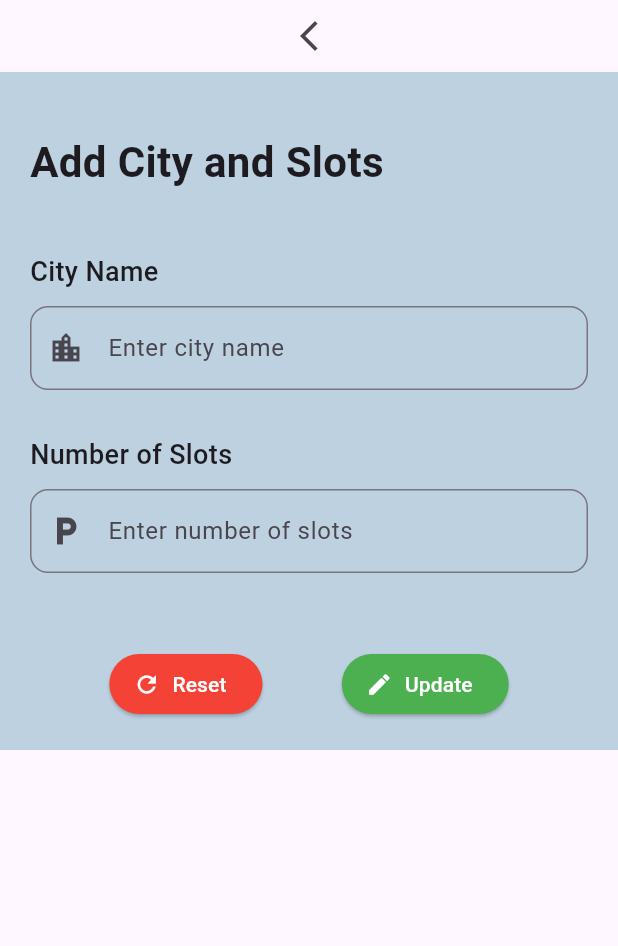
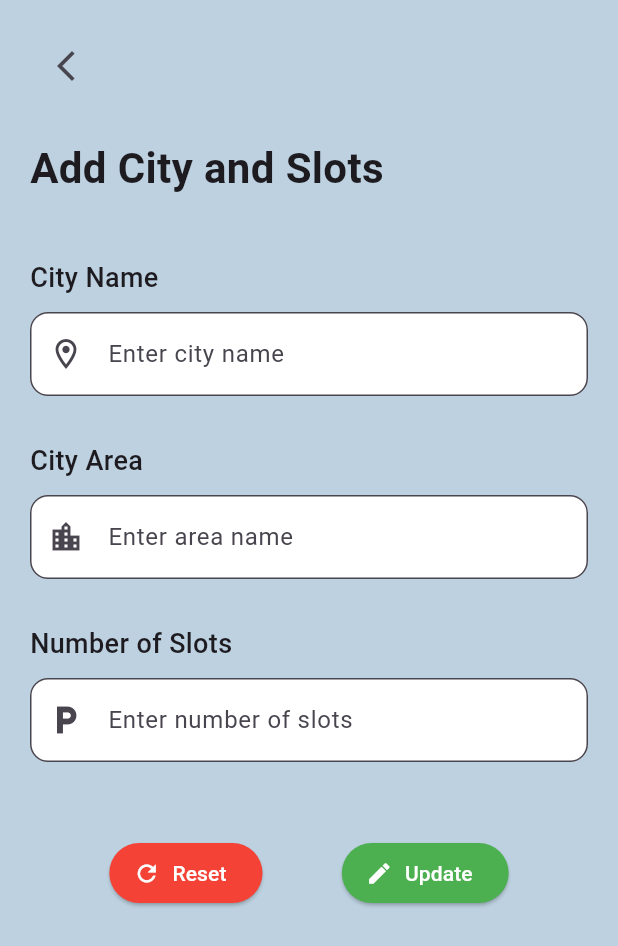
Before and after one commit to JeetPatel7/flutter_parking_digitalization, a Flutter app: the screen it shows after launch, after a tap on the "add" icon, on a phone screen of 412 x 824 dp. Shown: the top 946 px of the screen. Run offline on Flutter 3.47's test engine with Material 3 defaults, Android fonts, the phone set to English and light mode, and no system bars.

Commit message:
added city area and configured reset button using texteditingcontroller

```diff
--- a/lib/MyWidgets/editpage.dart
+++ b/lib/MyWidgets/editpage.dart
@@ -11,138 +11,143 @@ class Editpage extends StatefulWidget {
 
 class _EditpageState extends State<Editpage> {
   String city = "";
-
   String slots = "";
+  String area = "";
+  final TextEditingController clearcity = TextEditingController();
+  final TextEditingController clearslots = TextEditingController();
+  final TextEditingController cleararea = TextEditingController();
 
   @override
   Widget build(BuildContext context) {
-    return Column(
-      children: [
-        IconButton(onPressed: (){
-          Navigator.pop(context, '/edit');
-        }, icon: Icon(Icons.arrow_back_ios_new)),
-        Container(
-          decoration: BoxDecoration(
-            color: const Color.fromARGB(255, 189, 209, 224),
-          ),
+
+    return Scaffold(
+      backgroundColor: const Color.fromARGB(255, 189, 209, 224),
+          body: SingleChildScrollView(
         child: Padding(
           padding: const EdgeInsets.all(20),
-
           child: Column(
             crossAxisAlignment: CrossAxisAlignment.start,
-
             children: [
-                SizedBox(height: 20),
-
-                Text(
+              IconButton(
+                onPressed: () {
+                  Navigator.pop(context);
+                },
+                padding: EdgeInsets.zero,
+                constraints: const BoxConstraints(),
+                icon: const Icon(Icons.arrow_back_ios_new),
+              ),
+              const SizedBox(height: 24),
+              const Text(
                 "Add City and Slots",
-
                 style: TextStyle(fontSize: 28, fontWeight: FontWeight.bold),
               ),
-
-                SizedBox(height: 40),
-
-                Text(
+              const SizedBox(height: 40),
+              const Text(
                 "City Name",
-
                 style: TextStyle(fontSize: 18, fontWeight: FontWeight.w500),
               ),
-
-                SizedBox(height: 10),
-
+              const SizedBox(height: 10),
               TextField(
+                controller: clearcity,
                 onChanged: (value) {
                   city = value;
                 },
-
                 decoration: InputDecoration(
                   hintText: "Enter city name",
-
-                    prefixIcon: Icon(Icons.location_city),
+                  fillColor: Colors.white,
+                  filled: true,
+                  prefixIcon: const Icon(Icons.location_on_outlined),
 
                   border: OutlineInputBorder(
                     borderRadius: BorderRadius.circular(12),
                   ),
                 ),
               ),
+              const SizedBox(height: 30),
 
-                SizedBox(height: 30),
-
-                Text(
-                  "Number of Slots",
-
+              const Text(
+                "City Area",
                 style: TextStyle(fontSize: 18, fontWeight: FontWeight.w500),
               ),
-
-                SizedBox(height: 10),
-
+              const SizedBox(height: 10),
               TextField(
-                  keyboardType: TextInputType.number,
-
+                controller: cleararea,
                 onChanged: (value) {
-                    slots = value;
+                  area = value;
                 },
-
                 decoration: InputDecoration(
-                    hintText: "Enter number of slots",
-
-                    prefixIcon: Icon(Icons.local_parking),
-
+                  hintText: "Enter area name",
+                  fillColor: Colors.white,
+                  filled: true,
+                  prefixIcon: const Icon(Icons.location_city),
                   border: OutlineInputBorder(
                     borderRadius: BorderRadius.circular(12),
                   ),
                 ),
               ),
+              const SizedBox(height: 30),
 
-                SizedBox(height: 50),
-
+              const Text(
+                "Number of Slots",
+                style: TextStyle(fontSize: 18, fontWeight: FontWeight.w500),
+              ),
+              const SizedBox(height: 10),
+              TextField(
+                controller: clearslots,
+                onChanged: (value) {
+                  slots = value;
+                },
+                decoration: InputDecoration(
+                  hintText: "Enter number of slots",
+                  fillColor: Colors.white,
+                  filled: true,
+                  prefixIcon: const Icon(Icons.local_parking),
+                  border: OutlineInputBorder(
+                    borderRadius: BorderRadius.circular(12),
+                  ),
+                ),
+              ),
+              const SizedBox(height: 50),
               Row(
                 mainAxisAlignment: MainAxisAlignment.spaceEvenly,
-
                 children: [
-                    // RESET BUTTON
                   ElevatedButton.icon(
                     style: ElevatedButton.styleFrom(
                       backgroundColor: Colors.red,
                     ),
-
                     onPressed: () {
                       setState(() {
                         city = "";
-
                         slots = "";
+                        clearcity.clear();
+                        clearslots.clear();
+                        cleararea.clear();
                       });
                     },
-
-                      icon: Icon(Icons.refresh, color: Colors.white),
-
-                      label: Text(
+                    icon: const Icon(Icons.refresh, color: Colors.white),
+                    label: const Text(
                       "Reset",
-
                       style: TextStyle(color: Colors.white),
                     ),
                   ),
-
                   ElevatedButton.icon(
                     style: ElevatedButton.styleFrom(
                       backgroundColor: Colors.green,
                     ),
-
                     onPressed: () {
                       print(city);
-
                       print(slots);
+                      print(area);
 
                       ScaffoldMessenger.of(context).showSnackBar(
-                          SnackBar(content: Text("Updated Successfully")),
+                        const SnackBar(
+                          content: Text("Updated Successfully"),
+                        ),
                       );
                     },
-
-                      icon: Icon(Icons.edit, color: Colors.white),
-
-                      label: Text(
+                    icon: const Icon(Icons.edit, color: Colors.white),
+                    label: const Text(
                       "Update",
-
                       style: TextStyle(color: Colors.white),
                     ),
                   ),
@@ -152,9 +157,7 @@ class _EditpageState extends State<Editpage> {
       ),
         ),
       ),
-      ],
     );
-    //bdjbgit
   }
 }
 
```
Lines whose indentation alone changed are shown as unchanged.
